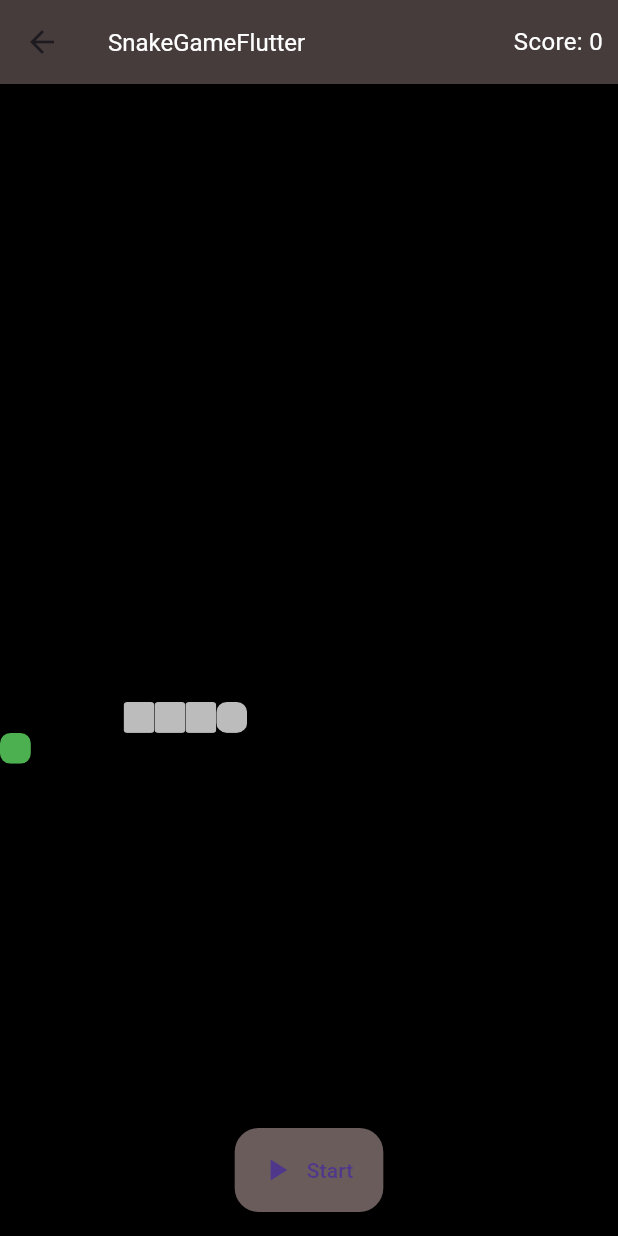
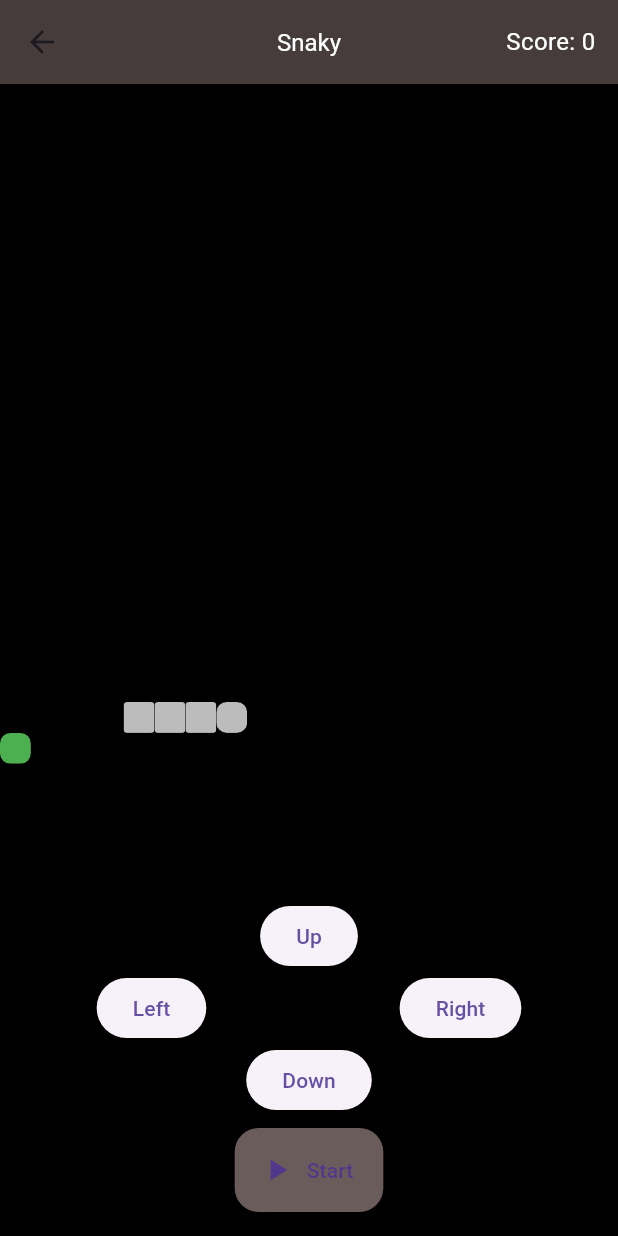
Before and after one commit to Laadnani/snake_app, a Flutter app: the screen it shows after launch, after a tap on "Start", on a phone screen of 412 x 824 dp. Run offline on Flutter 3.47's test engine with Material 3 defaults, Android fonts, the phone set to English and light mode, and no system bars.

Commit message:
adding buttons for cotrl

```diff
--- a/snake/lib/game_page.dart
+++ b/snake/lib/game_page.dart
@@ -111,18 +111,19 @@ class _GamePageState extends State<GamePage> with TickerProviderStateMixin {
       });
     }
   }
+
   @override
   Widget build(BuildContext context) {
     return Scaffold(
       appBar: AppBar(
-      title: const Text('SnakeGameFlutter',
+        title: const Text('Snaky',
             style: TextStyle(color: Colors.white, fontSize: 16.0)),
-      centerTitle: false,
+        centerTitle: true,
         backgroundColor: const Color.fromARGB(255, 71, 60, 60),
         actions: <Widget>[
           Center(
               child: Padding(
-          padding: const EdgeInsets.symmetric(horizontal: 10.0),
+            padding: const EdgeInsets.only(right: 15.0),
             child: Text('Score: $_playerScore',
                 style: const TextStyle(fontSize: 16.0, color: Colors.white)),
           ))
@@ -151,33 +152,12 @@ Widget build(BuildContext context) {
             icon: AnimatedIcons.play_pause,
             progress: _snakeAnimation,
           )),
-    body:
-
-    Container(
+      body: Container(
         color: const Color.fromARGB(255, 0, 0, 0),
         child: Column(
-
           children: [
             Expanded(
-          child: GestureDetector(
-            onVerticalDragUpdate: (drag) {
-              if (drag.delta.dy > 0 && _currentSnakeDirection != 'UP') {
-                _currentSnakeDirection = 'DOWN';
-              } else if (drag.delta.dy < 0 &&
-                  _currentSnakeDirection != 'DOWN')
-                // ignore: curly_braces_in_flow_control_structures
-                _currentSnakeDirection = 'UP';
-            },
-            onHorizontalDragUpdate: (drag) {
-              if (drag.delta.dx > 0 && _currentSnakeDirection != 'LEFT') {
-                _currentSnakeDirection = 'RIGHT';
-              } else if (drag.delta.dx < 0 &&
-                  _currentSnakeDirection != 'RIGHT')
-                // ignore: curly_braces_in_flow_control_structures
-                _currentSnakeDirection = 'LEFT';
-            },
-            // ignore: sized_box_for_whitespace
-            child: Container(
+              child: SizedBox(
                 width: MediaQuery.of(context).size.width,
                 child: GridView.builder(
                   itemCount: _squareSize + _noOfSquares,
@@ -210,8 +190,58 @@ Widget build(BuildContext context) {
                 ),
               ),
             ),
+            Padding(
+              padding: const EdgeInsets.only (bottom: 80.0),
+              child: Column(
+                children: [
+                  ElevatedButton(
+                    onPressed: () {
+                      if (_currentSnakeDirection != 'DOWN') {
+                        setState(() {
+                          _currentSnakeDirection = 'UP';
+                        });
+                      }
+                    },
+                    child: const Text('Up'),
                   ),
-
+                  Row(
+                    mainAxisAlignment: MainAxisAlignment.spaceAround,
+                    children: [
+                      ElevatedButton(
+                        onPressed: () {
+                          if (_currentSnakeDirection != 'RIGHT') {
+                            setState(() {
+                              _currentSnakeDirection = 'LEFT';
+                            });
+                          }
+                        },
+                        child: const Text('Left'),
+                      ),
+                      ElevatedButton(
+                        onPressed: () {
+                          if (_currentSnakeDirection != 'LEFT') {
+                            setState(() {
+                              _currentSnakeDirection = 'RIGHT';
+                            });
+                          }
+                        },
+                        child: const Text('Right'),
+                      ),
+                    ],
+                  ),
+                  ElevatedButton(
+                    onPressed: () {
+                      if (_currentSnakeDirection != 'UP') {
+                        setState(() {
+                          _currentSnakeDirection = 'DOWN';
+                        });
+                      }
+                    },
+                    child: const Text('Down'),
+                  ),
+                ],
+              ),
+            ),
           ],
         ),
       ),
--- a/snake/lib/homepage.dart
+++ b/snake/lib/homepage.dart
@@ -17,7 +17,7 @@ class HomePage extends StatelessWidget {
         children: <Widget>[
           Image.asset('assets/snake_game.png'),
           const SizedBox(height: 50.0),
-          const Text('SNAKY',
+          const Text('SNAKE',
               style: TextStyle(
                   color: Colors.white,
                   fontSize: 20.0,
```
Also changed, not shown: game over.PNG (added), game.PNG (added), in game 3.PNG (added), ingame 2.PNG (added), snake/assets/snake_game.png, start.PNG (added). Lines whose indentation alone changed are shown as unchanged.
